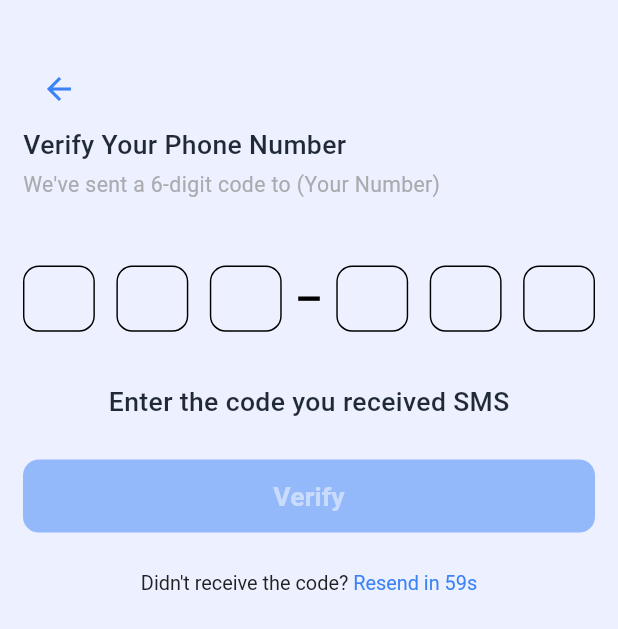
After one commit to Elhaw2003/graduation-project, a Flutter app: the VerifyPhoneNumberScreen screen opened by its route, on a phone screen of 412 x 824 dp. The commit adds this screen. Shown: the top 629 px of the screen. Run offline on Flutter 3.47's test engine with Material 3 defaults, Android fonts, the phone set to English and light mode, and no system bars; drawn by our look-alikes of pin_code_fields; our stand-ins replace animate_do, easy_localization, equatable, flutter_bloc, flutter_screenutil, flutter_svg and 4 more.

Commit message:
verify phone screen done

```diff
--- a/lib/core/routing/app_routes.dart
+++ b/lib/core/routing/app_routes.dart
@@ -5,4 +5,5 @@ class AppRoutes {
   static const String registerScreen = '/registerScreen';
   static const String selectRoleScreen = '/selectRoleScreen';
   static const String forgotPasswordScreen = '/forgotPasswordScreen';
+  static const String verifyPhoneNumberScreen = '/verifyPhoneNumberScreen';
 }
--- a/lib/core/routing/routing_generation_config.dart
+++ b/lib/core/routing/routing_generation_config.dart
@@ -7,6 +7,7 @@ import 'package:smart_guide/feature/auth/forgot_password/presentation/view/forgo
 import 'package:smart_guide/feature/auth/login/presentation/view/login_screen.dart';
 import 'package:smart_guide/feature/auth/register/presentation/view/register_screen.dart';
 import 'package:smart_guide/feature/auth/select_role/presentation/view/select_role_screen.dart';
+import 'package:smart_guide/feature/auth/verify_phone_number/presentation/view/verify_phone_number_screen.dart';
 import 'package:smart_guide/feature/onboarding/presentation/view/onboarding_screen.dart';
 import 'package:smart_guide/feature/splash/presentation/view/splash_screen.dart';
 
@@ -70,6 +71,15 @@ class RoutingGenerationConfig {
           return CustomSpringPage(child: ForgotPasswordScreen());
         },
       ),
+
+      /// Verify Phone Screen
+      GoRoute(
+        path: AppRoutes.verifyPhoneNumberScreen,
+        name: AppRoutes.verifyPhoneNumberScreen,
+        pageBuilder: (context, state) {
+          return CustomSpringPage(child: VerifyPhoneNumberScreen());
+        },
+      ),
     ],
   );
 }
--- a/lib/core/shared_widgets/custom_button_widget.dart
+++ b/lib/core/shared_widgets/custom_button_widget.dart
@@ -66,9 +66,11 @@ class CustomButtonWidget extends StatelessWidget {
           ),
           shape: WidgetStateProperty.all(
             RoundedRectangleBorder(
-              borderRadius: BorderRadius.circular(borderRadiusButton?.r ?? 8.r),
+              borderRadius: BorderRadius.circular(
+                borderRadiusButton?.r ?? 12.r,
+              ),
               side: BorderSide(
-                color: borderSideColor ?? AppColors.primaryColor,
+                color: borderSideColor ?? Colors.transparent,
                 width: borderSideWidth ?? 1.w,
               ),
             ),
--- a/lib/core/utils/app_text_style.dart
+++ b/lib/core/utils/app_text_style.dart
@@ -31,6 +31,11 @@ class AppTextStyle {
     color: AppColors.whiteColor,
     fontSize: 25.sp,
     fontWeight: FontWeight.w500,
+  );
+  static TextStyle whiteW600S20 = GoogleFonts.readexPro(
+    color: AppColors.whiteColor,
+    fontSize: 20.sp,
+    fontWeight: FontWeight.w600,
   );
 
   /// primary color
--- a/lib/feature/auth/register/presentation/view/widget/register_body.dart
+++ b/lib/feature/auth/register/presentation/view/widget/register_body.dart
@@ -2,7 +2,6 @@ import 'package:easy_localization/easy_localization.dart';
 import 'package:flutter/material.dart';
 import 'package:flutter_screenutil/flutter_screenutil.dart';
 import 'package:smart_guide/core/shared_widgets/custom_arrow_back_button.dart';
-import 'package:smart_guide/core/shared_widgets/custom_button_widget.dart';
 import 'package:smart_guide/core/shared_widgets/custom_spacing_widget.dart';
 import 'package:smart_guide/core/shared_widgets/custom_text_field_widget.dart';
 import 'package:smart_guide/core/utils/app_colors.dart';
@@ -10,6 +9,7 @@ import 'package:smart_guide/core/utils/app_text_style.dart';
 import 'package:smart_guide/feature/auth/domain/user_type_enum.dart';
 import 'package:smart_guide/feature/auth/register/presentation/view/widget/custom_drop_down_field.dart';
 import 'package:smart_guide/feature/auth/register/presentation/view/widget/regisetr_image_picker_section.dart';
+import 'package:smart_guide/feature/auth/register/presentation/view/widget/register_button.dart';
 import 'package:smart_guide/feature/auth/register/presentation/view/widget/register_header_section.dart';
 import 'package:smart_guide/generated/locale_keys.g.dart';
 
@@ -161,10 +161,7 @@ class _RegisterBodyState extends State<RegisterBody> {
               helperMaxLines: 2,
             ),
             CustomHeightSpacingWidget(height: 30),
-            CustomButtonWidget(
-              buttonWidth: double.infinity,
-              title: LocaleKeys.createAccount.tr(),
-            ),
+            RegisterButton(),
           ],
         ),
       ),
--- /dev/null
+++ b/lib/feature/auth/register/presentation/view/widget/register_button.dart
@@ -0,0 +1,21 @@
+import 'package:easy_localization/easy_localization.dart';
+import 'package:flutter/material.dart';
+import 'package:go_router/go_router.dart';
+import 'package:smart_guide/core/routing/app_routes.dart';
+import 'package:smart_guide/core/shared_widgets/custom_button_widget.dart';
+import 'package:smart_guide/generated/locale_keys.g.dart';
+
+class RegisterButton extends StatelessWidget {
+  const RegisterButton({super.key});
+
+  @override
+  Widget build(BuildContext context) {
+    return CustomButtonWidget(
+      onPressed: () {
+        GoRouter.of(context).pushNamed(AppRoutes.verifyPhoneNumberScreen);
+      },
+      buttonWidth: double.infinity,
+      title: LocaleKeys.createAccount.tr(),
+    );
+  }
+}
--- /dev/null
+++ b/lib/feature/auth/verify_phone_number/presentation/view/verify_phone_number_screen.dart
@@ -0,0 +1,15 @@
+import 'package:flutter/material.dart';
+import 'package:smart_guide/core/utils/app_colors.dart';
+import 'package:smart_guide/feature/auth/verify_phone_number/presentation/view/widget/verify_phone_number_body.dart';
+
+class VerifyPhoneNumberScreen extends StatelessWidget {
+  const VerifyPhoneNumberScreen({super.key});
+
+  @override
+  Widget build(BuildContext context) {
+    return Scaffold(
+      backgroundColor: AppColors.backgroundColor,
+      body: VerifyPhoneNumberBody(),
+    );
+  }
+}
--- /dev/null
+++ b/lib/feature/auth/verify_phone_number/presentation/view/widget/pin_widget_code.dart
@@ -0,0 +1,64 @@
+import 'package:flutter/material.dart';
+import 'package:flutter_screenutil/flutter_screenutil.dart';
+import 'package:pin_code_fields/pin_code_fields.dart';
+import 'package:smart_guide/core/utils/app_colors.dart';
+
+class PinWidgetCode extends StatelessWidget {
+  const PinWidgetCode({super.key, required this.otpController, this.onChanged});
+  final TextEditingController otpController;
+  final void Function(String)? onChanged;
+
+  @override
+  Widget build(BuildContext context) {
+    return PinCodeTextField(
+      appContext: context,
+      pastedTextStyle: TextStyle(
+        color: AppColors.primaryColor,
+        fontWeight: FontWeight.bold,
+      ),
+      length: 6,
+      animationType: AnimationType.scale,
+      animationCurve: Curves.easeInOut,
+      animationDuration: const Duration(milliseconds: 200),
+      separatorBuilder: (context, index) {
+        if (index == 2) {
+          return Padding(
+            padding: EdgeInsets.symmetric(horizontal: 8.w),
+            child: SizedBox(
+              width: 15.w,
+              child: Divider(
+                color: AppColors.blackColor,
+                thickness: 3.w,
+                height: 3,
+              ),
+            ),
+          );
+        }
+        return SizedBox(width: 8.w);
+      },
+      pinTheme: PinTheme(
+        shape: PinCodeFieldShape.box,
+        borderRadius: BorderRadius.circular(12.r),
+        inactiveBorderWidth: 1.w,
+        activeBorderWidth: 1.w,
+        fieldHeight: 50.h,
+        fieldWidth: 50.w,
+        activeFillColor: Colors.transparent,
+        activeColor: AppColors.primaryColor,
+        inactiveFillColor: Colors.transparent,
+        inactiveColor: AppColors.blackColor,
+        selectedFillColor: Colors.transparent,
+        selectedColor: AppColors.primaryColor,
+      ),
+      cursorColor: AppColors.blackColor,
+      showCursor: true,
+      enableActiveFill: true,
+      controller: otpController,
+      keyboardType: TextInputType.number,
+      onChanged: onChanged,
+      // validator: (value) {
+      //   return Validators.validateOtp(value);
+      // },
+    );
+  }
+}
--- /dev/null
+++ b/lib/feature/auth/verify_phone_number/presentation/view/widget/resend_code_widget.dart
@@ -0,0 +1,70 @@
+import 'dart:async';
+
+import 'package:easy_localization/easy_localization.dart';
+import 'package:flutter/material.dart';
+import 'package:smart_guide/core/shared_widgets/custom_rich_text_widget.dart';
+import 'package:smart_guide/core/utils/app_text_style.dart';
+import 'package:smart_guide/generated/locale_keys.g.dart';
+
+class ResendCodeWidget extends StatefulWidget {
+  const ResendCodeWidget({super.key});
+
+  @override
+  State<ResendCodeWidget> createState() => _ResendCodeWidgetState();
+}
+
+class _ResendCodeWidgetState extends State<ResendCodeWidget> {
+  int _resendSeconds = 60;
+  Timer? _resendTimer;
+  bool _canResend = true;
+  @override
+  void dispose() {
+    _resendTimer?.cancel();
+    super.dispose();
+  }
+
+  @override
+  void initState() {
+    super.initState();
+    _startResendTimer();
+  }
+
+  void _startResendTimer() {
+    setState(() {
+      _canResend = false;
+      _resendSeconds = 60;
+    });
+    _resendTimer?.cancel();
+    _resendTimer = Timer.periodic(const Duration(seconds: 1), (timer) {
+      if (_resendSeconds > 0) {
+        setState(() => _resendSeconds--);
+      } else {
+        setState(() => _canResend = true);
+        timer.cancel();
+      }
+    });
+  }
+
+  @override
+  Widget build(BuildContext context) {
+    return Center(
+      child: _canResend
+          ? TextButton(
+              onPressed: () {
+                _startResendTimer();
+              },
+              child: Text(
+                LocaleKeys.resend.tr(),
+                style: AppTextStyle.black1F2937W400S15.copyWith(
+                  decoration: TextDecoration.underline,
+                ),
+              ),
+            )
+          : CustomRichTextWidget(
+              title: LocaleKeys.didntReceiveCode.tr(),
+              secondTitle:
+                  "${LocaleKeys.resendIn.tr()} $_resendSeconds${LocaleKeys.second.tr()}",
+            ),
+    );
+  }
+}
--- /dev/null
+++ b/lib/feature/auth/verify_phone_number/presentation/view/widget/verify_phone_button.dart
@@ -0,0 +1,27 @@
+import 'package:easy_localization/easy_localization.dart';
+import 'package:flutter/material.dart';
+import 'package:smart_guide/core/shared_widgets/custom_button_widget.dart';
+import 'package:smart_guide/core/utils/app_colors.dart';
+import 'package:smart_guide/core/utils/app_text_style.dart';
+import 'package:smart_guide/generated/locale_keys.g.dart';
+
+class VerifyPhoneButton extends StatelessWidget {
+  const VerifyPhoneButton({super.key, this.otpController});
+  final TextEditingController? otpController;
+  @override
+  Widget build(BuildContext context) {
+    return CustomButtonWidget(
+      onPressed: otpController!.text.length != 6 ? null : () {},
+      buttonColor: otpController!.text.length != 6
+          ? AppColors.primaryColor.withValues(alpha: 0.5)
+          : AppColors.primaryColor,
+      buttonWidth: double.infinity,
+      titleStyle: otpController!.text.length != 6
+          ? AppTextStyle.whiteW600S20.copyWith(
+              color: AppColors.whiteColor.withValues(alpha: 0.5),
+            )
+          : AppTextStyle.whiteW500S27,
+      title: LocaleKeys.verify.tr(),
+    );
+  }
+}
--- /dev/null
+++ b/lib/feature/auth/verify_phone_number/presentation/view/widget/verify_phone_number_body.dart
@@ -0,0 +1,57 @@
+import 'package:easy_localization/easy_localization.dart';
+import 'package:flutter/material.dart';
+import 'package:flutter_screenutil/flutter_screenutil.dart';
+import 'package:smart_guide/core/shared_widgets/custom_arrow_back_button.dart';
+import 'package:smart_guide/core/shared_widgets/custom_spacing_widget.dart';
+import 'package:smart_guide/core/utils/app_text_style.dart';
+import 'package:smart_guide/feature/auth/verify_phone_number/presentation/view/widget/pin_widget_code.dart';
+import 'package:smart_guide/feature/auth/verify_phone_number/presentation/view/widget/resend_code_widget.dart';
+import 'package:smart_guide/feature/auth/verify_phone_number/presentation/view/widget/verify_phone_button.dart';
+import 'package:smart_guide/generated/locale_keys.g.dart';
+
+class VerifyPhoneNumberBody extends StatefulWidget {
+  const VerifyPhoneNumberBody({super.key});
+
+  @override
+  State<VerifyPhoneNumberBody> createState() => _VerifyPhoneNumberBodyState();
+}
+
+class _VerifyPhoneNumberBodyState extends State<VerifyPhoneNumberBody> {
+  TextEditingController otpController = TextEditingController();
+  @override
+  Widget build(BuildContext context) {
+    return Padding(
+      padding: EdgeInsets.only(top: 40.h, left: 16.w, right: 16.w),
+      child: Column(
+        crossAxisAlignment: CrossAxisAlignment.start,
+        children: [
+          CustomArrowBackButton(),
+          Text(
+            LocaleKeys.verifyPhone.tr(),
+            style: AppTextStyle.black1F2937W500S20,
+          ),
+          CustomHeightSpacingWidget(height: 5),
+          Text(LocaleKeys.haveSentOtp.tr(), style: AppTextStyle.grey300W400S16),
+          CustomHeightSpacingWidget(height: 50),
+          PinWidgetCode(
+            otpController: otpController,
+            onChanged: (value) => setState(() {
+              otpController.text = value;
+            }),
+          ),
+          CustomHeightSpacingWidget(height: 20),
+          Center(
+            child: Text(
+              LocaleKeys.enterOtp.tr(),
+              style: AppTextStyle.black1F2937W500S20,
+            ),
+          ),
+          CustomHeightSpacingWidget(height: 30),
+          VerifyPhoneButton(otpController: otpController),
+          CustomHeightSpacingWidget(height: 30),
+          ResendCodeWidget(),
+        ],
+      ),
+    );
+  }
+}
--- a/pubspec.yaml
+++ b/pubspec.yaml
@@ -45,6 +45,7 @@ dependencies:
   flutter_svg: ^2.2.3
   image_picker: ^1.2.1
   flutter_bloc: ^9.1.1
+  pin_code_fields: ^8.0.1
 
 dev_dependencies:
   flutter_test:
```
Also changed, not shown: assets/translations/ar.json (+9 -1 lines), assets/translations/en.json (+9 -1 lines), lib/generated/codegen_loader.g.dart, lib/generated/locale_keys.g.dart, pubspec.lock.
